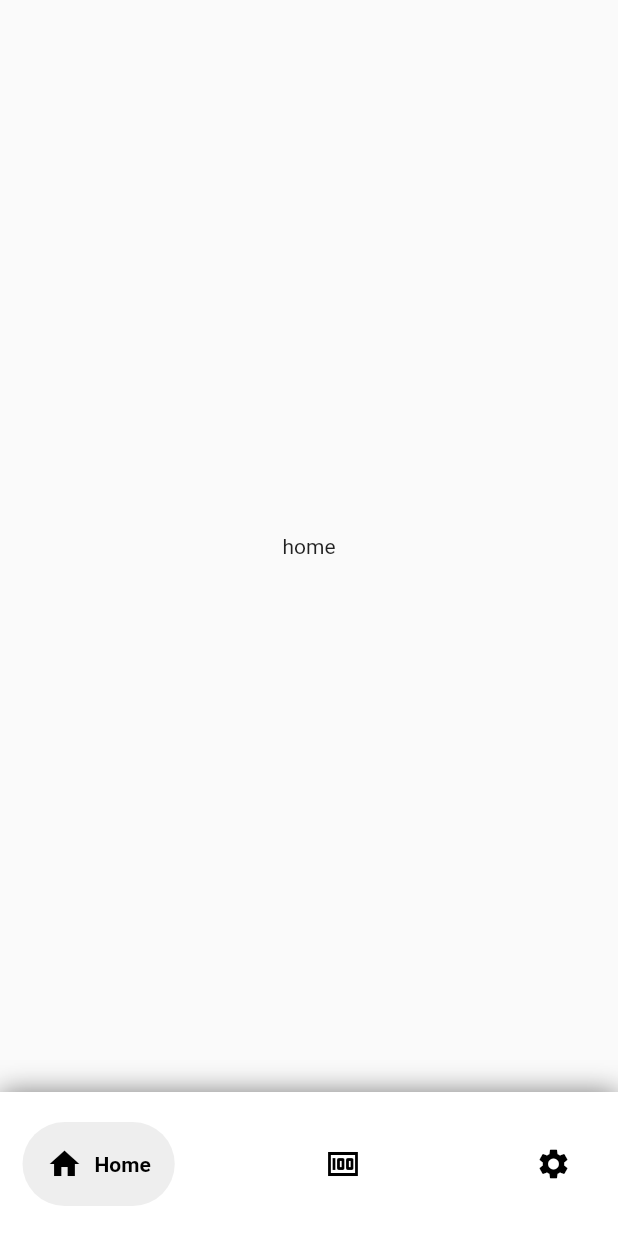
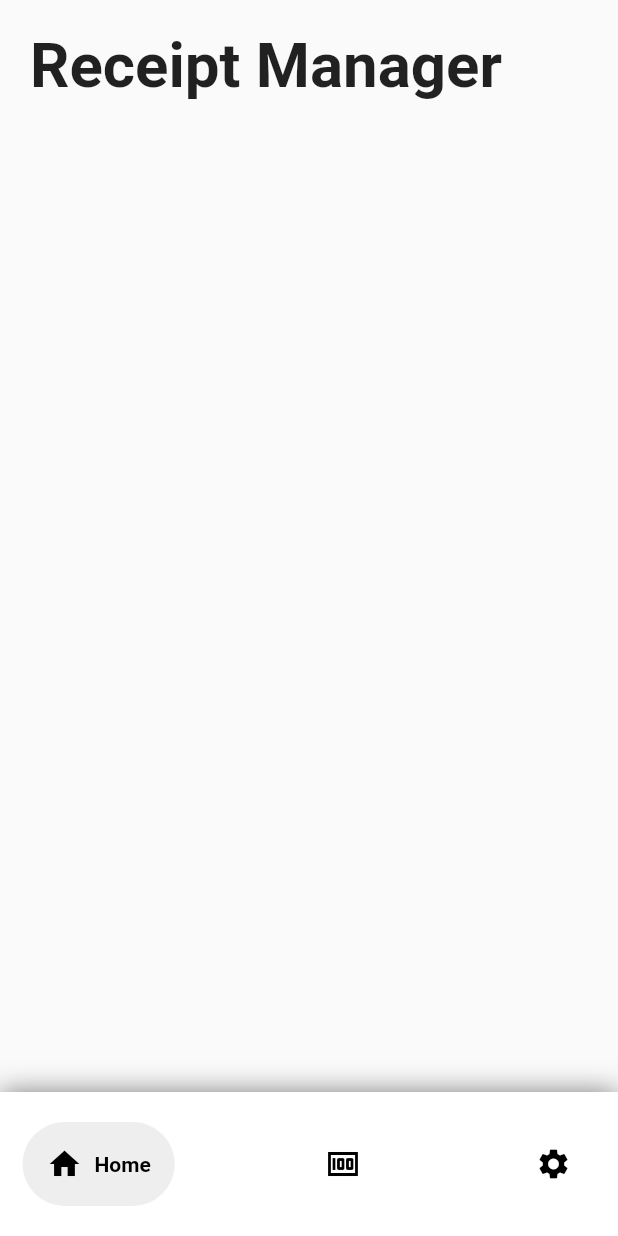
Before and after one commit to ronneylogs/Bill-Wizard, a Flutter app: the screen it shows after launch, after a tap on "Skip", after a tap on "Start", on a phone screen of 412 x 824 dp. Run offline on Flutter 3.47's test engine with Material 2 defaults, Android fonts, the phone set to English and light mode, and no system bars; drawn by our look-alikes of google_nav_bar; our stand-ins replace lottie, smooth_page_indicator.

Commit message:
added title to home page

```diff
--- a/lib/intro_screens/intropage1.dart
+++ b/lib/intro_screens/intropage1.dart
@@ -20,29 +20,25 @@ class IntroPage1 extends StatelessWidget {
         child: Column(
           mainAxisAlignment: MainAxisAlignment.center,
           children: [
+            Lottie.asset('assets/animations/receipt.json'),
             RichText(
                 textAlign: TextAlign.center,
                 text: TextSpan(
                   text: "Get your receipts ",
                   style: TextStyle(
                       fontWeight: FontWeight.bold,
-                      fontSize: screenWidth * 0.1,
+                      fontSize: screenWidth * 0.07,
                       color: Colors.black),
                   children: <TextSpan>[
                     TextSpan(
                       text: 'recorded',
                       style: TextStyle(
                           fontWeight: FontWeight.bold,
-                          fontSize: screenWidth * 0.1,
+                          fontSize: screenWidth * 0.07,
                           color: Colors.blue[200]),
                     ),
                   ],
                 )),
-            // Text("Get your receipts recorded",
-            //     textAlign: TextAlign.center,
-            //     style: TextStyle(
-            //         fontWeight: FontWeight.bold, fontSize: screenWidth * 0.1)),
-            Lottie.asset('assets/animations/receipt.json'),
             SizedBox(height: screenWidth * 0.3)
           ],
         ),
--- a/lib/intro_screens/intropage2.dart
+++ b/lib/intro_screens/intropage2.dart
@@ -15,32 +15,32 @@ class IntroPage2 extends StatelessWidget {
         child: Column(
           mainAxisAlignment: MainAxisAlignment.center,
           children: [
+            Lottie.asset('assets/animations/pizza.json'),
             RichText(
               textAlign: TextAlign.center,
               text: TextSpan(
                   text: "Make sure Jimmy ",
                   style: TextStyle(
                       fontWeight: FontWeight.bold,
-                      fontSize: screenWidth * 0.1,
+                      fontSize: screenWidth * 0.07,
                       color: Colors.black),
                   children: [
                     TextSpan(
                       text: "pays",
                       style: TextStyle(
                           fontWeight: FontWeight.bold,
-                          fontSize: screenWidth * 0.1,
+                          fontSize: screenWidth * 0.07,
                           color: Colors.green),
                     ),
                     TextSpan(
                       text: " you back for pizza last night",
                       style: TextStyle(
                           fontWeight: FontWeight.bold,
-                          fontSize: screenWidth * 0.1,
+                          fontSize: screenWidth * 0.07,
                           color: Colors.black),
                     )
                   ]),
             ),
-            Lottie.asset('assets/animations/pizza.json'),
             SizedBox(height: screenWidth * 0.3)
           ],
         ),
--- a/lib/intro_screens/intropage3.dart
+++ b/lib/intro_screens/intropage3.dart
@@ -31,32 +31,32 @@ class IntroPage3 extends StatelessWidget {
               ]),
             ),
             SizedBox(height: screenWidth * 0.2),
+            Lottie.asset('assets/animations/receipt_keeping.json'),
             RichText(
               textAlign: TextAlign.center,
               text: TextSpan(
                   text: "All in ",
                   style: TextStyle(
                       fontWeight: FontWeight.bold,
-                      fontSize: screenWidth * 0.1,
+                      fontSize: screenWidth * 0.07,
                       color: Colors.black),
                   children: [
                     TextSpan(
                       text: "one",
                       style: TextStyle(
                           fontWeight: FontWeight.bold,
-                          fontSize: screenWidth * 0.1,
+                          fontSize: screenWidth * 0.07,
                           color: Colors.yellow),
                     ),
                     TextSpan(
                       text: " easy place",
                       style: TextStyle(
                           fontWeight: FontWeight.bold,
-                          fontSize: screenWidth * 0.1,
+                          fontSize: screenWidth * 0.07,
                           color: Colors.black),
                     )
                   ]),
             ),
-            Lottie.asset('assets/animations/receipt_keeping.json'),
             SizedBox(height: screenWidth * 0.3)
           ],
         ),
--- a/lib/pages/home.dart
+++ b/lib/pages/home.dart
@@ -10,9 +10,29 @@ class Home extends StatefulWidget {
 class _HomeState extends State<Home> {
   @override
   Widget build(BuildContext context) {
-    return Center(
-      child: Container(
-        child: Text("home"),
+    // For getting screen dimensions.
+    double screenHeight = MediaQuery.of(context).size.height;
+    double screenWidth = MediaQuery.of(context).size.width;
+
+    return Scaffold(
+      body: SafeArea(
+        child: Container(
+          child: Column(children: [
+            Row(
+              children: [
+                Padding(
+                  padding: const EdgeInsets.all(20),
+                  child: Text(
+                    "Receipt Manager",
+                    style: TextStyle(
+                        fontSize: screenWidth * 0.1,
+                        fontWeight: FontWeight.bold),
+                  ),
+                )
+              ],
+            )
+          ]),
+        ),
       ),
     );
   }
```
